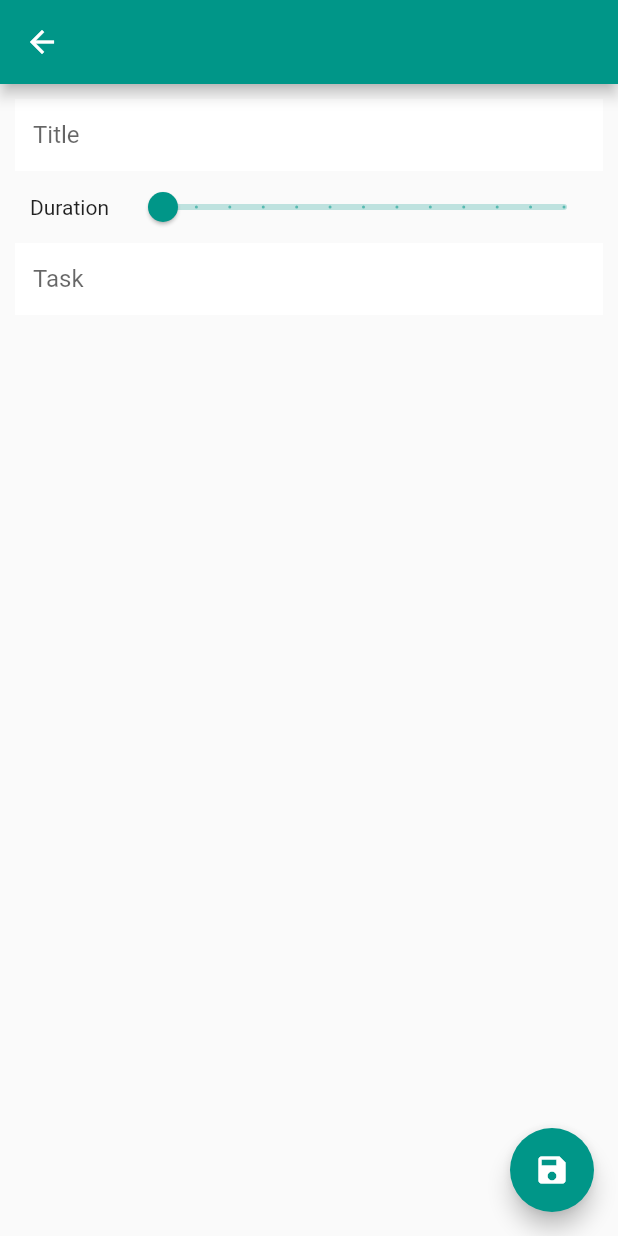
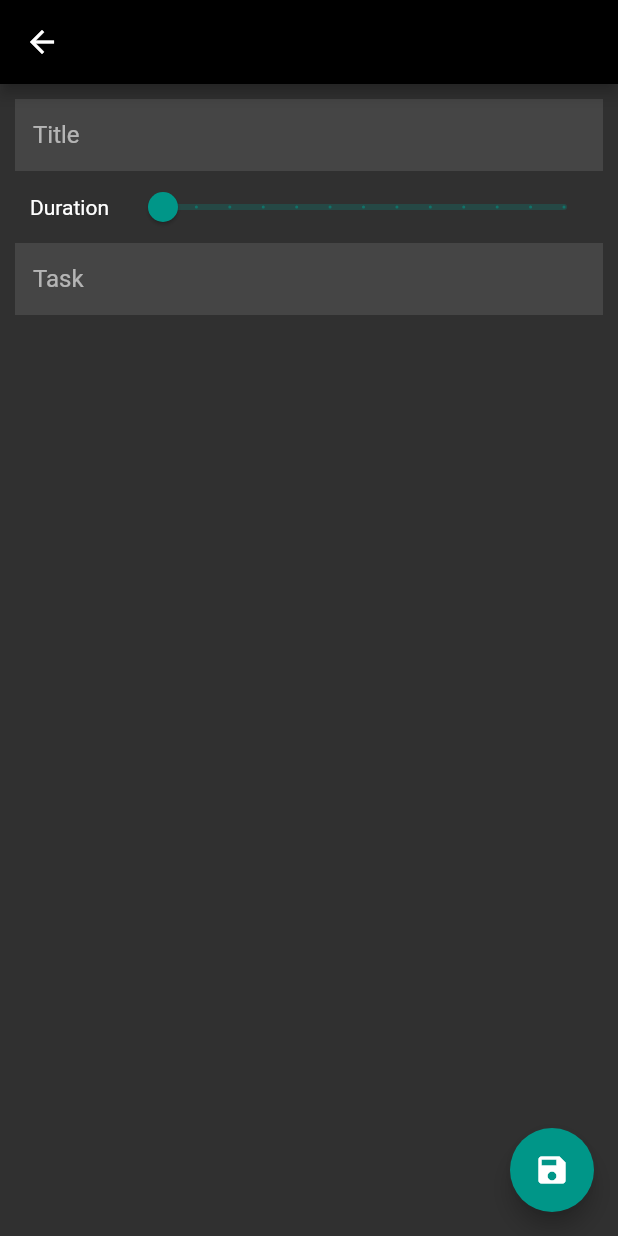
Before and after one commit to Harishwarrior/time_manager, a Flutter app: the screen it shows after launch, after a tap on the "add" icon, on a phone screen of 412 x 824 dp. Run offline on Flutter 3.47's test engine with Material 2 defaults, Android fonts, the light colour scheme and no system bars; our stand-ins replace bloc, equatable, hive, hive_flutter, percent_indicator, shared_preferences; missing offline and left inert: day_night_switcher; accounts and stored records are empty.

Commit message:
implemented dark theme

```diff
--- a/lib/main.dart
+++ b/lib/main.dart
@@ -1,15 +1,27 @@
 import 'package:flutter/material.dart';
 import 'package:hive/hive.dart';
 import 'package:path_provider/path_provider.dart';
+import 'package:provider/provider.dart';
+import 'package:shared_preferences/shared_preferences.dart';
 import 'package:time_manager/models/task.dart';
 import 'package:time_manager/screens/home_view.dart';
+import 'utils/theme/theme_notifier.dart';
+import 'utils/theme/theme.dart';
 
 void main() async {
   WidgetsFlutterBinding.ensureInitialized();
   final documentDirectory = await getApplicationDocumentsDirectory();
   Hive.init(documentDirectory.path);
   Hive.registerAdapter(TaskAdapter());
-  runApp(MyApp());
+  await SharedPreferences.getInstance().then((prefs) {
+    var darkModeOn = prefs.getBool('darkMode') ?? true;
+    runApp(
+      ChangeNotifierProvider<ThemeNotifier>(
+        create: (context) => ThemeNotifier(darkModeOn ? darkTheme : lightTheme),
+        child: MyApp(),
+      ),
+    );
+  });
 }
 
 class MyApp extends StatefulWidget {
@@ -21,11 +33,10 @@ class MyApp extends StatefulWidget {
 class _MyAppState extends State<MyApp> {
   @override
   Widget build(BuildContext context) {
+    final themeNotifier = Provider.of<ThemeNotifier>(context);
     return MaterialApp(
       title: 'Time manager',
-      theme: ThemeData(
-        primarySwatch: Colors.teal,
-      ),
+      theme: themeNotifier.getTheme(),
       home: FutureBuilder(
         future: Hive.openBox('tasks'),
         builder: (context, snapshot) {
--- a/lib/screens/add_task_view.dart
+++ b/lib/screens/add_task_view.dart
@@ -56,7 +56,6 @@ class _AddTaskState extends State<AddTask> {
                   decoration: InputDecoration(
                     hintText: 'Title',
                     filled: true,
-                    fillColor: Colors.white,
                     border: InputBorder.none,
                   ),
                   onSaved: (value) => _title = value!,
@@ -68,7 +67,6 @@ class _AddTaskState extends State<AddTask> {
                     padding: const EdgeInsets.all(10.0),
                     child: Text(
                       'Duration',
-                      style: TextStyle(color: Colors.black87),
                     ),
                   ),
                   Expanded(
@@ -98,7 +96,6 @@ class _AddTaskState extends State<AddTask> {
                   textCapitalization: TextCapitalization.sentences,
                   decoration: InputDecoration(
                     filled: true,
-                    fillColor: Colors.white,
                     hintText: 'Task',
                     border: InputBorder.none,
                   ),
--- a/lib/screens/home_view.dart
+++ b/lib/screens/home_view.dart
@@ -4,6 +4,7 @@ import 'package:hive_flutter/hive_flutter.dart';
 import 'package:percent_indicator/linear_percent_indicator.dart';
 import 'package:time_manager/models/task.dart';
 import 'package:time_manager/screens/add_task_view.dart';
+import 'package:time_manager/screens/settings_view.dart';
 import 'package:time_manager/utils/media_query.dart';
 
 class HomeScreen extends StatefulWidget {
@@ -18,6 +19,18 @@ class _HomeScreenState extends State<HomeScreen> {
       appBar: AppBar(
         centerTitle: true,
         title: Text('Time Manager'),
+        actions: <Widget>[
+          IconButton(
+              icon: Icon(
+                Icons.settings,
+              ),
+              onPressed: () {
+                Navigator.push(
+                  context,
+                  MaterialPageRoute(builder: (context) => (SettingsPage())),
+                );
+              }),
+        ],
       ),
       floatingActionButton: FloatingActionButton(
         onPressed: () {
--- /dev/null
+++ b/lib/utils/theme/theme_notifier.dart
@@ -0,0 +1,14 @@
+import 'package:flutter/material.dart';
+
+class ThemeNotifier with ChangeNotifier {
+  ThemeData _themeData;
+
+  ThemeNotifier(this._themeData);
+
+  ThemeData getTheme() => _themeData;
+
+  void setTheme(ThemeData themeData) async {
+    _themeData = themeData;
+    notifyListeners();
+  }
+}
--- a/pubspec.yaml
+++ b/pubspec.yaml
@@ -34,6 +34,9 @@ dependencies:
   hive: ^2.0.4
   hive_flutter: ^1.0.0
   path_provider: ^2.0.1
+  shared_preferences: ^2.0.5
+  provider: ^5.0.0
+  day_night_switcher: ^0.2.0+1
 
 
 dev_dependencies:
```
Also changed, not shown: lib/screens/settings_view.dart (added, +51 -0 lines), lib/utils/theme/theme.dart (added, +23 -0 lines), lib/utils/theme/theme_shared_pref.dart (added, +11 -0 lines), pubspec.lock.
